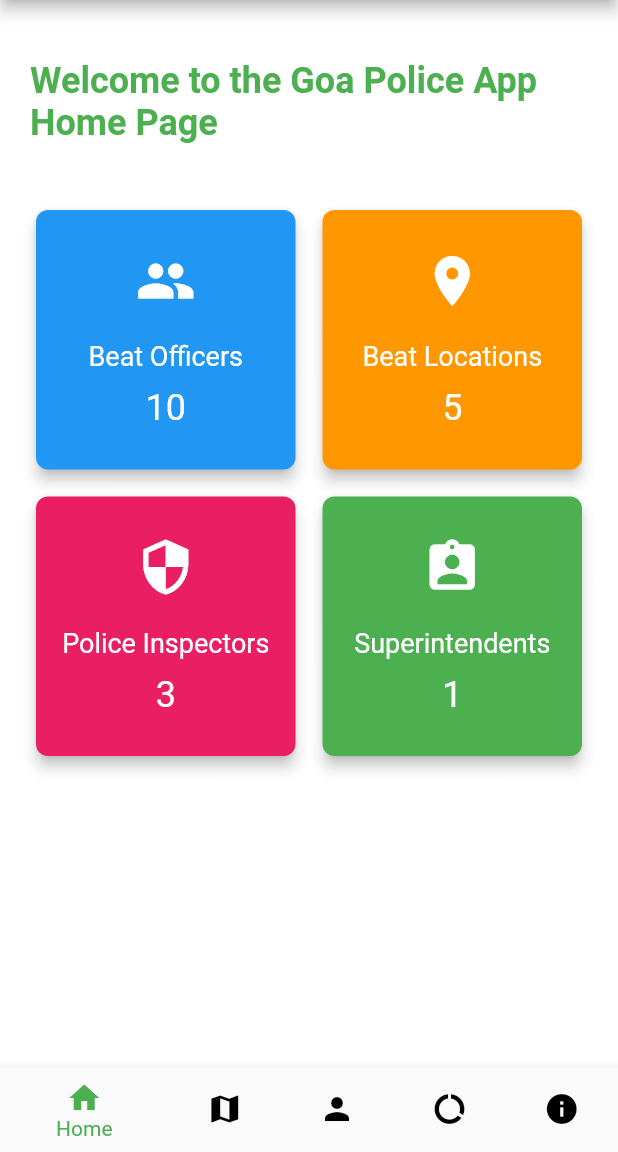
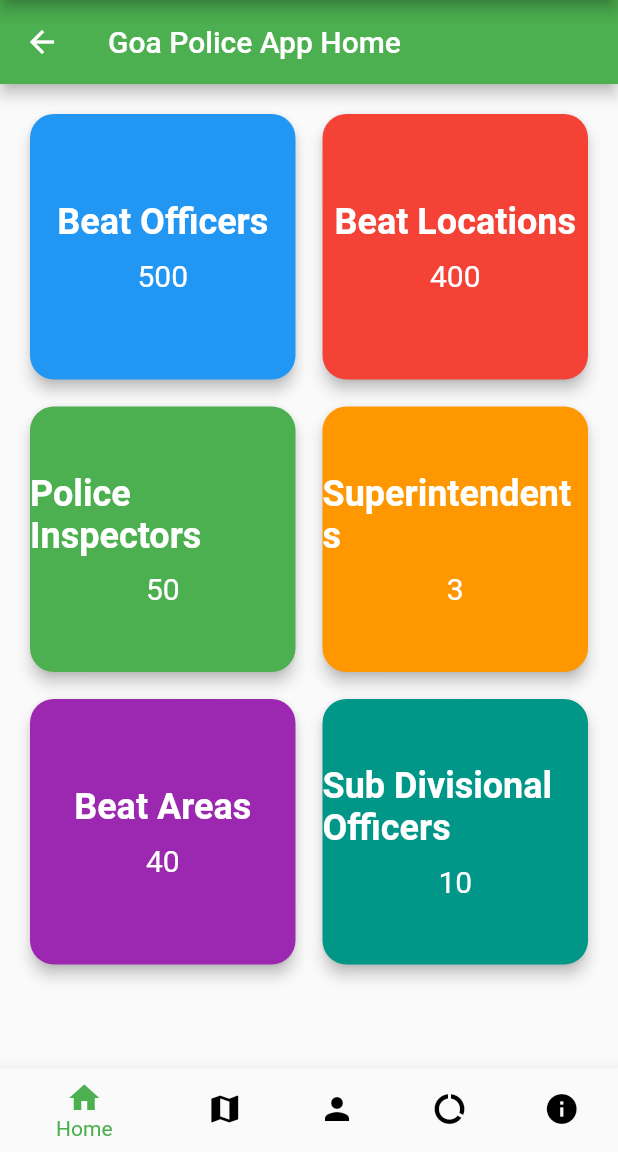
Before and after one commit to Samrudh12602/ebeatgoa, a Flutter app: the HomePage screen opened by its route, on a phone screen of 412 x 824 dp, the part 84-1236 px from its top. Run offline on Flutter 3.47's test engine with Material 2 defaults, Android fonts, the light colour scheme and no system bars; our stand-ins replace cloud_firestore, firebase_auth, firebase_core, firebase_storage, geolocator, google_maps_flutter and 2 more; accounts and stored records are empty.

Commit message:
Delida : Added home with  static count cards of beat officers...

```diff
--- a/lib/home.dart
+++ b/lib/home.dart
@@ -20,10 +20,12 @@ class _HomePageState extends State<HomePage> {
   String _postOfWork = '';
   final List<Widget> _children = [
     Home(
-      numBeatOfficers: 10,
-      numBeatLocations: 5,
-      numPoliceInspectors: 3,
-      numSuperintendents: 1,
+      numBeatOfficers: 500,
+      numBeatLocations: 400,
+      numPoliceInspectors: 50,
+      numSuperintendents: 3,
+        numBeatAreas: 40,
+        numSubDivisionalOfficers: 10,
     ),
     MapScreen(),
     UserMap(),
@@ -142,94 +144,99 @@ class Home extends StatelessWidget {
   final int numBeatLocations;
   final int numPoliceInspectors;
   final int numSuperintendents;
+  final int numBeatAreas;
+  final int numSubDivisionalOfficers;
 
   Home({
     required this.numBeatOfficers,
     required this.numBeatLocations,
     required this.numPoliceInspectors,
     required this.numSuperintendents,
+    required this.numBeatAreas,
+    required this.numSubDivisionalOfficers,
   });
 
   @override
   Widget build(BuildContext context) {
-    return Container(
-      color: Colors.white,
+    return Scaffold(
+      appBar: AppBar(
+        title: Text('Goa Police App Home'),
+      ),
+      body: Padding(
+        padding: EdgeInsets.all(16.0),
         child: Column(
-        crossAxisAlignment: CrossAxisAlignment.start,
+          crossAxisAlignment: CrossAxisAlignment.stretch,
           children: [
-          Padding(
-            padding: const EdgeInsets.symmetric(horizontal: 20.0, vertical: 40.0),
-            child: Text(
-              'Welcome to the Goa Police App Home Page',
-              style: TextStyle(
-                color: Colors.green,
-                fontSize: 24.0,
-                fontWeight: FontWeight.bold,
-              ),
-            ),
-          ),
             Expanded(
               child: GridView.count(
                 crossAxisCount: 2,
-              childAspectRatio: 1.0,
                 mainAxisSpacing: 10.0,
                 crossAxisSpacing: 10.0,
-              padding: const EdgeInsets.symmetric(horizontal: 20.0),
                 children: [
                   _buildCard(
                     'Beat Officers',
                     numBeatOfficers.toString(),
                     Colors.blue,
-                  Icons.people,
                   ),
                   _buildCard(
                     'Beat Locations',
                     numBeatLocations.toString(),
-                  Colors.orange,
-                  Icons.location_on,
+                    Colors.red,
                   ),
                   _buildCard(
                     'Police Inspectors',
                     numPoliceInspectors.toString(),
-                  Colors.pink,
-                  Icons.security,
+                    Colors.green,
                   ),
                   _buildCard(
                     'Superintendents',
                     numSuperintendents.toString(),
-                  Colors.green,
-                  Icons.assignment_ind,
+                    Colors.orange,
+                  ),
+                  _buildCard(
+                    'Beat Areas',
+                    numBeatAreas.toString(),
+                    Colors.purple,
+                  ),
+                  _buildCard(
+                    'Sub Divisional Officers',
+                    numSubDivisionalOfficers.toString(),
+                    Colors.teal,
                   ),
                 ],
               ),
             ),
           ],
         ),
+      ),
     );
   }
 
-  Widget _buildCard(String title, String value, Color color, IconData icon) {
+  Widget _buildCard(String title, String subtitle, Color color) {
     return Card(
       elevation: 4.0,
       color: color,
-      shape: RoundedRectangleBorder(borderRadius: BorderRadius.circular(8.0)),
+      shape: RoundedRectangleBorder(
+        borderRadius: BorderRadius.circular(16.0),
+      ),
       child: Column(
         mainAxisAlignment: MainAxisAlignment.center,
         children: [
-          Icon(
-            icon,
-            color: Colors.white,
-            size: 40.0,
-          ),
-          SizedBox(height: 20.0),
           Text(
             title,
-            style: TextStyle(color: Colors.white, fontSize: 18.0),
+            style: TextStyle(
+              color: Colors.white,
+              fontSize: 24.0,
+              fontWeight: FontWeight.bold,
+            ),
           ),
           SizedBox(height: 10.0),
           Text(
-            value,
-            style: TextStyle(color: Colors.white, fontSize: 24.0),
+            subtitle,
+            style: TextStyle(
+              color: Colors.white,
+              fontSize: 20.0,
+            ),
           ),
         ],
       ),
```
Lines whose indentation alone changed are shown as unchanged.
